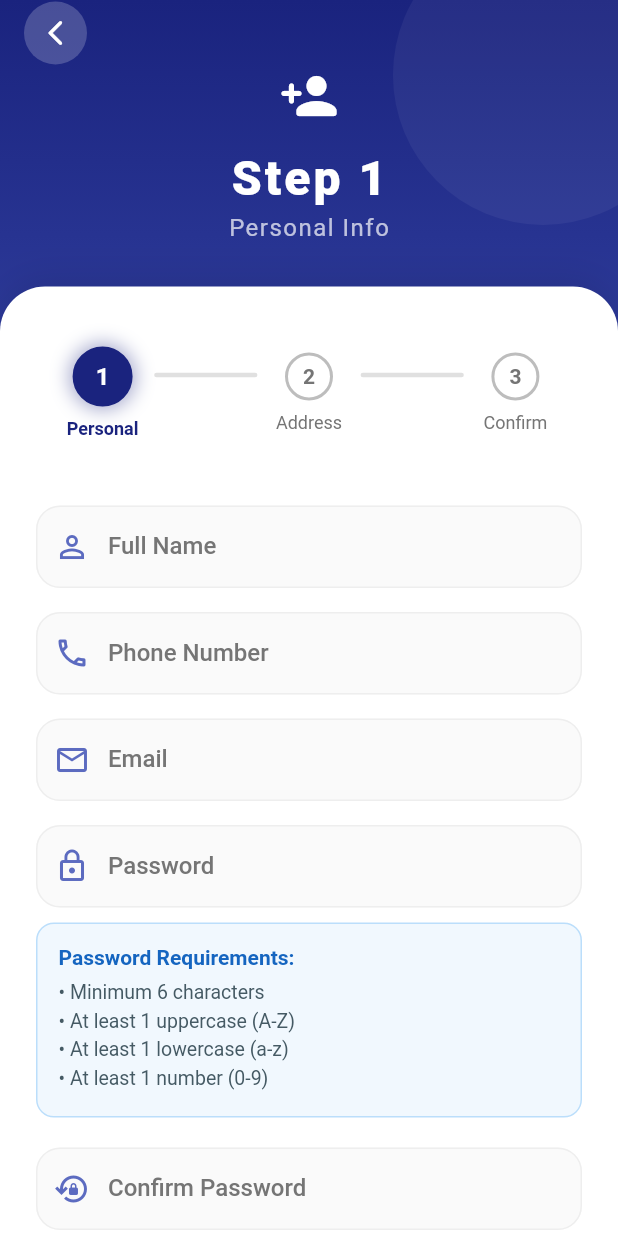
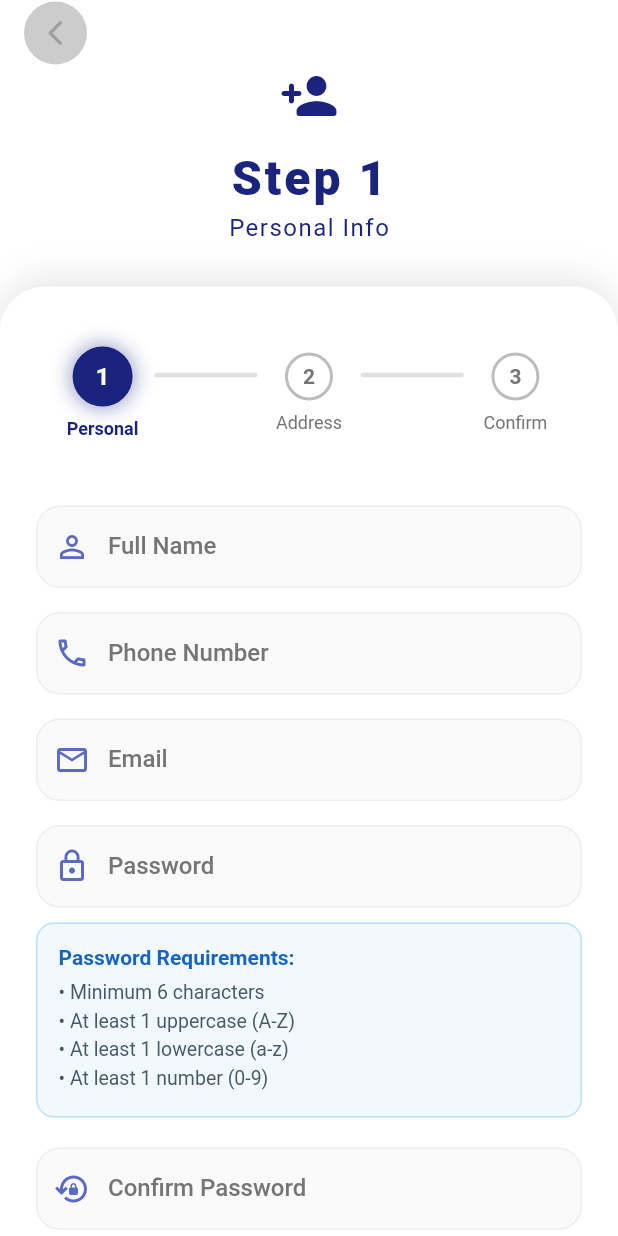
Before and after one commit to AYTALHINAI/dobi, a Flutter app: the ShopOwnerStep1Personal screen opened by its route, after a tap on the "arrow back ios new" icon, after a tap on "User", on a phone screen of 412 x 824 dp. Run offline on Flutter 3.47's test engine with Material 3 defaults, Android fonts, the phone set to English and light mode, and no system bars; our stand-ins replace cloud_firestore, firebase_auth, firebase_core, firebase_storage, fluttertoast, geolocator and 4 more; missing offline and left inert: mailer; accounts and stored records are empty.

Commit message:
Registeratoin Pages Design Update!

```diff
--- a/lib/screens/auth/register_page.dart
+++ b/lib/screens/auth/register_page.dart
@@ -51,8 +51,8 @@ class _RegisterPageState extends State<RegisterPage> {
     final size = MediaQuery.of(context).size;
 
     // Premium Color Palette
-    const Color primaryDeep = Color(0xFF1A237E); // Deep Indigo
-    const Color primaryLight = Color(0xFF3949AB); // Lighter Indigo
+    const Color primaryDeep = Color(0xFFFFFFFF); // Deep Indigo
+    const Color primaryLight = Color(0xFFFFFFFF); // Lighter Indigo
 
     return Scaffold(
       backgroundColor: Colors.white,
@@ -115,10 +115,10 @@ class _RegisterPageState extends State<RegisterPage> {
                           children: [
                             CircleAvatar(
                               radius: 22,
-                              backgroundColor: Colors.white.withOpacity(0.2),
+                              backgroundColor: Colors.black.withOpacity(0.2),
                               child: IconButton(
                                 icon: const Icon(Icons.arrow_back_ios_new_rounded,
-                                    color: Colors.white, size: 20),
+                                    color: Colors.grey, size: 20),
                                 onPressed: () {
                                   Navigator.pushReplacementNamed(context, AppRoutes.login);
                                 },
@@ -129,24 +129,10 @@ class _RegisterPageState extends State<RegisterPage> {
                       ),
                     ),
 
-                    const Center(
+                    Center(
                       child: Column(
                         children: [
-                          Icon(
-                            Icons.local_shipping_rounded,
-                            size: 40,
-                            color: Colors.white,
-                          ),
-                          SizedBox(height: 8),
-                          Text(
-                            'DOBBIE',
-                            style: TextStyle(
-                              fontSize: 32,
-                              fontWeight: FontWeight.w900,
-                              color: Colors.white,
-                              letterSpacing: 4,
-                            ),
-                          ),
+                          Image.asset('assets/logo.png',width: 175, height: 175),
                         ],
                       ),
                     ),
--- a/lib/screens/auth/shopOwner/Shop_Owner_Registration_Step1.dart
+++ b/lib/screens/auth/shopOwner/Shop_Owner_Registration_Step1.dart
@@ -31,8 +31,8 @@ class _ShopOwnerStep1PersonalState extends State<ShopOwnerStep1Personal> {
   @override
   Widget build(BuildContext context) {
     final size = MediaQuery.of(context).size;
-    const Color primaryDeep = Color(0xFF1A237E);
-    const Color primaryLight = Color(0xFF3949AB);
+    const Color primaryDeep = Color(0xFFffffff);
+    const Color primaryLight = Color(0xFFffffff);
 
     return Scaffold(
       backgroundColor: Colors.white,
@@ -83,10 +83,10 @@ class _ShopOwnerStep1PersonalState extends State<ShopOwnerStep1Personal> {
                           children: [
                             CircleAvatar(
                               radius: 22,
-                              backgroundColor: Colors.white.withOpacity(0.2),
+                              backgroundColor: Colors.black.withOpacity(0.2),
                               child: IconButton(
                                 icon: const Icon(Icons.arrow_back_ios_new_rounded,
-                                    color: Colors.white, size: 20),
+                                    color: Colors.grey, size: 20),
                                 onPressed: () {
                                   FocusScope.of(context).unfocus();
                                   Navigator.pushReplacementNamed(context, AppRoutes.register);
@@ -104,7 +104,7 @@ class _ShopOwnerStep1PersonalState extends State<ShopOwnerStep1Personal> {
                           Icon(
                             Icons.storefront_rounded,
                             size: 40,
-                            color: Colors.white,
+                            color: Color(0xFF1A237E),
                           ),
                           SizedBox(height: 16),
                           Text(
@@ -112,7 +112,7 @@ class _ShopOwnerStep1PersonalState extends State<ShopOwnerStep1Personal> {
                             style: TextStyle(
                               fontSize: 32,
                               fontWeight: FontWeight.w900,
-                              color: Colors.white,
+                              color: Color(0xFF1A237E),
                               letterSpacing: 2,
                             ),
                           ),
@@ -121,7 +121,7 @@ class _ShopOwnerStep1PersonalState extends State<ShopOwnerStep1Personal> {
                             'Owner Details',
                             style: TextStyle(
                               fontSize: 16,
-                              color: Colors.white70,
+                              color: Color(0xFF1A237E),
                               letterSpacing: 1,
                             ),
                           ),
@@ -239,7 +239,7 @@ class _ShopOwnerStep1PersonalState extends State<ShopOwnerStep1Personal> {
                                     }
                                   },
                                   style: ElevatedButton.styleFrom(
-                                    backgroundColor: primaryDeep,
+                                    backgroundColor: Color(0xFF1A237E),
                                     foregroundColor: Colors.white,
                                     elevation: 8,
                                     shadowColor: primaryDeep.withOpacity(0.4),
--- a/lib/screens/auth/user/user_register_step1.dart
+++ b/lib/screens/auth/user/user_register_step1.dart
@@ -36,8 +36,8 @@ class _UserRegisterStep1State extends State<UserRegisterStep1> {
     final size = MediaQuery.of(context).size;
 
     // Premium Color Palette
-    const Color primaryDeep = Color(0xFF1A237E); // Deep Indigo
-    const Color primaryLight = Color(0xFF3949AB); // Lighter Indigo
+    const Color primaryDeep = Color(0xFFFFFFFF); // Deep Indigo
+    const Color primaryLight = Color(0xFFFFFFFF); // Lighter Indigo
 
     return Scaffold(
       backgroundColor: Colors.white,
@@ -88,10 +88,10 @@ class _UserRegisterStep1State extends State<UserRegisterStep1> {
                           children: [
                             CircleAvatar(
                               radius: 21,
-                              backgroundColor: Colors.white.withOpacity(0.2),
+                              backgroundColor: Colors.black.withOpacity(0.2),
                               child: IconButton(
                                 icon: const Icon(Icons.arrow_back_ios_new_rounded,
-                                    color: Colors.white, size: 20),
+                                    color: Colors.grey, size: 20),
                                 onPressed: () {
                                   FocusScope.of(context).unfocus();
                                   Navigator.pushReplacementNamed(context, AppRoutes.register);
@@ -109,7 +109,7 @@ class _UserRegisterStep1State extends State<UserRegisterStep1> {
                           Icon(
                             Icons.person_add_rounded,
                             size: 40,
-                            color: Colors.white,
+                            color: Color(0xFF1A237E),
                           ),
                           SizedBox(height: 16),
                           Text(
@@ -117,7 +117,7 @@ class _UserRegisterStep1State extends State<UserRegisterStep1> {
                             style: TextStyle(
                               fontSize: 32,
                               fontWeight: FontWeight.w900,
-                              color: Colors.white,
+                              color: Color(0xFF1A237E),
                               letterSpacing: 2,
                             ),
                           ),
@@ -126,7 +126,7 @@ class _UserRegisterStep1State extends State<UserRegisterStep1> {
                             'Personal Info',
                             style: TextStyle(
                               fontSize: 16,
-                              color: Colors.white70,
+                              color: Color(0xFF1A237E),
                               letterSpacing: 1,
                             ),
                           ),
@@ -253,7 +253,7 @@ class _UserRegisterStep1State extends State<UserRegisterStep1> {
                                     }
                                   },
                                   style: ElevatedButton.styleFrom(
-                                    backgroundColor: primaryDeep,
+                                    backgroundColor: Color(0xFF1A237E),
                                     foregroundColor: Colors.white,
                                     elevation: 8,
                                     shadowColor: primaryDeep.withOpacity(0.4),
--- a/pubspec.yaml
+++ b/pubspec.yaml
@@ -76,6 +76,7 @@ flutter:
     - assets/pattern2.jpg
     - assets/google.png
     - assets/Facebook.png
+    - assets/
 
   # An image asset can refer to one or more resolution-specific "variants", see
   # https://flutter.dev/to/resolution-aware-images
```
Also changed, not shown: lib/screens/auth/login_page.dart (+6 -27 lines), lib/screens/auth/shopOwner/Shop_Info_step2.dart (+8 -8 lines), lib/screens/auth/shopOwner/Terms_&_Agreement_step3.dart (+10 -10 lines), lib/screens/auth/user/user_register_step2.dart (+8 -8 lines), lib/screens/auth/user/user_register_step3.dart (+8 -8 lines), assets/logo.png (added), assets/white.png (added). Lines whose indentation alone changed are shown as unchanged.
